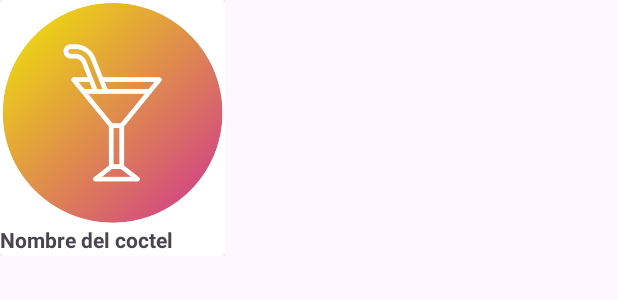
After one commit to fmanzanare/CocktailApp, an Android app: the layout coctel_holder.xml on its own in the app's theme, with its tools: preview values and no code run, on a phone screen of 412 x 824 dp. The commit adds this screen. Shown: the top 300 px of the screen. Run offline under Robolectric (Android 15) with nearby library versions, the phone set to English and light mode, and no system bars.

Commit message:
ViewPager adapter finished

```diff
--- a/app/src/main/java/com/estech/cocktailapp/adapters/ViewPagerAdapter.kt
+++ b/app/src/main/java/com/estech/cocktailapp/adapters/ViewPagerAdapter.kt
@@ -3,6 +3,8 @@ package com.estech.cocktailapp.adapters
 import androidx.fragment.app.Fragment
 import androidx.fragment.app.FragmentActivity
 import androidx.viewpager2.adapter.FragmentStateAdapter
+import com.estech.cocktailapp.fragments.ListaCoctelesAlcohol
+import com.estech.cocktailapp.fragments.ListaCoctelesNoAlcohol
 
 class ViewPagerAdapter(
     activity: FragmentActivity
@@ -12,7 +14,7 @@ class ViewPagerAdapter(
     }
 
     override fun createFragment(position: Int): Fragment {
-        TODO("Not yet implemented")
+        return if (position == 0) ListaCoctelesAlcohol() else ListaCoctelesNoAlcohol()
     }
 
 }
--- /dev/null
+++ b/app/src/main/res/layout/coctel_holder.xml
@@ -0,0 +1,45 @@
+<?xml version="1.0" encoding="utf-8"?>
+<androidx.constraintlayout.widget.ConstraintLayout xmlns:android="http://schemas.android.com/apk/res/android"
+    xmlns:app="http://schemas.android.com/apk/res-auto"
+    android:layout_width="wrap_content"
+    android:layout_height="wrap_content">
+
+    <androidx.cardview.widget.CardView
+        android:id="@+id/cv_coctelHolder"
+        android:layout_width="match_parent"
+        android:layout_height="wrap_content"
+        app:layout_constraintBottom_toBottomOf="parent"
+        app:layout_constraintEnd_toEndOf="parent"
+        app:layout_constraintStart_toStartOf="parent"
+        app:layout_constraintTop_toTopOf="parent">
+
+        <androidx.constraintlayout.widget.ConstraintLayout
+            android:layout_width="match_parent"
+            android:layout_height="match_parent">
+
+            <ImageView
+                android:id="@+id/iv_coctelImg"
+                android:layout_width="150dp"
+                android:layout_height="wrap_content"
+                android:adjustViewBounds="true"
+                android:scaleType="centerCrop"
+                app:layout_constraintEnd_toEndOf="parent"
+                app:layout_constraintStart_toStartOf="parent"
+                app:layout_constraintTop_toTopOf="parent"
+                app:srcCompat="@drawable/manhattan" />
+
+            <TextView
+                android:id="@+id/tv_coctelName"
+                android:layout_width="0dp"
+                android:layout_height="wrap_content"
+                android:layout_marginBottom="1dp"
+                android:text="Nombre del coctel"
+                android:textStyle="bold"
+                app:layout_constraintBottom_toBottomOf="parent"
+                app:layout_constraintEnd_toEndOf="parent"
+                app:layout_constraintStart_toStartOf="parent"
+                app:layout_constraintTop_toBottomOf="@id/iv_coctelImg" />
+        </androidx.constraintlayout.widget.ConstraintLayout>
+
+    </androidx.cardview.widget.CardView>
+</androidx.constraintlayout.widget.ConstraintLayout>
--- a/app/src/main/res/layout/fragment_second.xml
+++ b/app/src/main/res/layout/fragment_second.xml
@@ -4,7 +4,7 @@
     xmlns:tools="http://schemas.android.com/tools"
     android:layout_width="match_parent"
     android:layout_height="match_parent"
-    tools:context=".fragments.SecondFragment">
+    tools:context=".fragments.ListaCoctelesNoAlcohol">
 
     <androidx.constraintlayout.widget.ConstraintLayout
         android:layout_width="match_parent"
--- a/app/src/main/res/navigation/nav_graph.xml
+++ b/app/src/main/res/navigation/nav_graph.xml
@@ -7,7 +7,7 @@
 
     <fragment
         android:id="@+id/FirstFragment"
-        android:name="com.estech.cocktailapp.fragments.FirstFragment"
+        android:name="com.estech.cocktailapp.fragments.ListaCoctelesAlcohol"
         android:label="@string/first_fragment_label"
         tools:layout="@layout/fragment_first">
 
@@ -17,7 +17,7 @@
     </fragment>
     <fragment
         android:id="@+id/SecondFragment"
-        android:name="com.estech.cocktailapp.fragments.SecondFragment"
+        android:name="com.estech.cocktailapp.fragments.ListaCoctelesNoAlcohol"
         android:label="@string/second_fragment_label"
         tools:layout="@layout/fragment_second"/>
 </navigation>
```
Also changed, not shown: app/src/main/java/com/estech/cocktailapp/activities/MainActivity.kt (+0 -8 lines), app/src/main/java/com/estech/cocktailapp/adapters/CoctelesAlcoholAdapter.kt (added, +7 -0 lines), app/src/main/java/com/estech/cocktailapp/fragments/ListaCoctelesAlcohol.kt (added, +27 -0 lines), app/src/main/java/com/estech/cocktailapp/fragments/ListaCoctelesNoAlcohol.kt (renamed from app/src/main/java/com/estech/cocktailapp/fragments/FirstFragment.kt, +7 -7 lines), app/src/main/java/com/estech/cocktailapp/fragments/SecondFragment.kt (deleted, +0 -45 lines).
